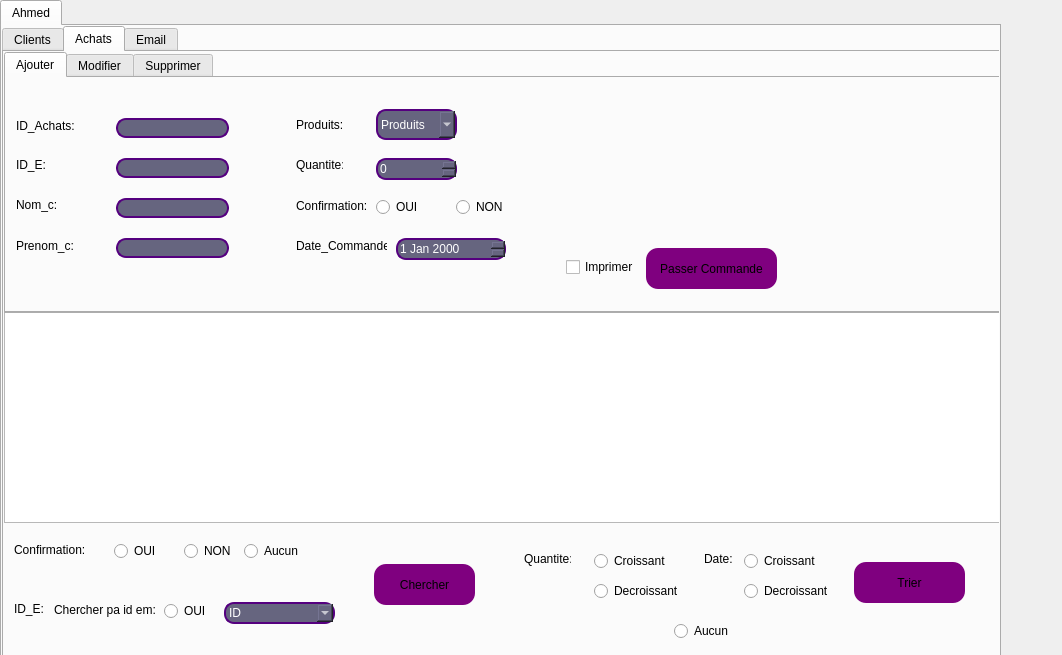
Qt form clients_achats.ui (ramy25bh3/Pastry_Plus) before a commit.
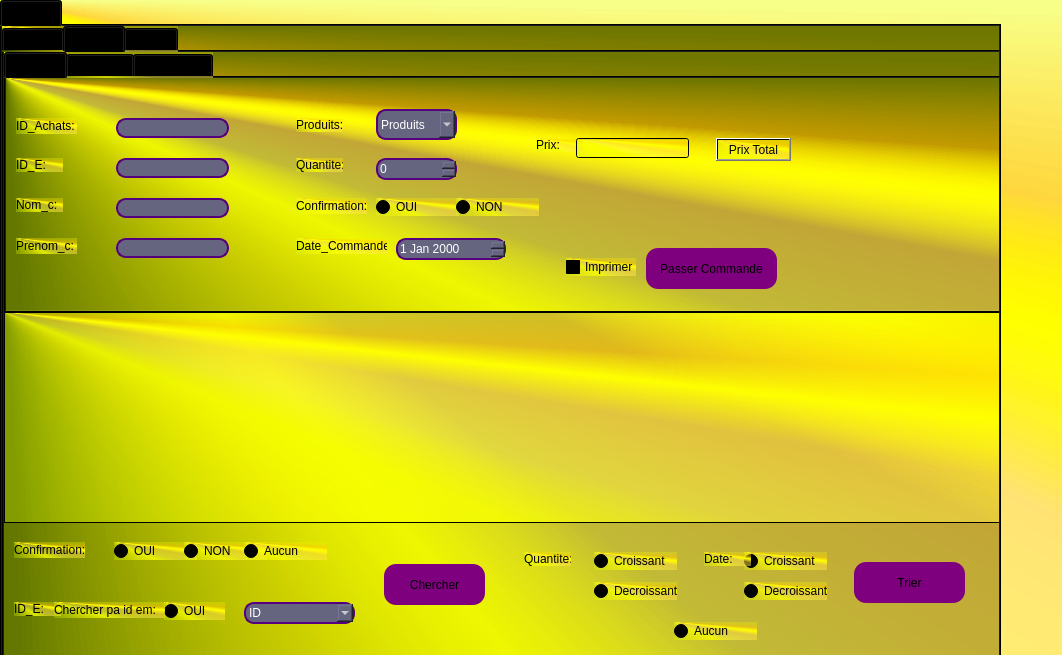
The same form after that commit.

Commit message: third commit prix

```diff
--- a/clients_achats.ui
+++ b/clients_achats.ui
@@ -13,6 +13,9 @@
   <property name="windowTitle">
    <string>Dialog</string>
   </property>
+  <property name="styleSheet">
+   <string notr="true">background-color: qconicalgradient(cx:0, cy:0, angle:135, stop:0 rgba(255, 255, 0, 115), stop:0.377451 rgba(213, 255, 0, 69), stop:0.423533 rgba(251, 255, 0, 145), stop:0.45 rgba(247, 255, 0, 208), stop:0.477581 rgba(255, 244, 71, 130), stop:0.518717 rgba(255, 218, 71, 130), stop:0.55 rgba(255, 255, 0, 255), stop:0.57754 rgba(255, 203, 0, 130), stop:0.622549 rgba(240, 255, 0, 69), stop:1 rgba(255, 255, 0, 69));</string>
+  </property>
   <widget class="QTabWidget" name="tabWidget">
    <property name="geometry">
     <rect>
@@ -1444,6 +1447,42 @@
           <string>Imprimer</string>
          </property>
         </widget>
+        <widget class="QLabel" name="label_46">
+         <property name="geometry">
+          <rect>
+           <x>530</x>
+           <y>60</y>
+           <width>47</width>
+           <height>14</height>
+          </rect>
+         </property>
+         <property name="text">
+          <string>Prix:</string>
+         </property>
+        </widget>
+        <widget class="QLineEdit" name="lineEdit">
+         <property name="geometry">
+          <rect>
+           <x>570</x>
+           <y>60</y>
+           <width>113</width>
+           <height>20</height>
+          </rect>
+         </property>
+        </widget>
+        <widget class="QPushButton" name="pushButton_12">
+         <property name="geometry">
+          <rect>
+           <x>710</x>
+           <y>60</y>
+           <width>75</width>
+           <height>23</height>
+          </rect>
+         </property>
+         <property name="text">
+          <string>Prix Total</string>
+         </property>
+        </widget>
        </widget>
        <widget class="QWidget" name="tab_9">
         <attribute name="title">
@@ -1934,7 +1973,7 @@
       <widget class="QPushButton" name="pushButton_10">
        <property name="geometry">
         <rect>
-         <x>370</x>
+         <x>380</x>
          <y>512</y>
          <width>101</width>
          <height>41</height>
@@ -1980,7 +2019,7 @@
       <widget class="QComboBox" name="id_ec">
        <property name="geometry">
         <rect>
-         <x>220</x>
+         <x>240</x>
          <y>550</y>
          <width>111</width>
          <height>22</height>
@@ -2144,7 +2183,7 @@
         <rect>
          <x>160</x>
          <y>550</y>
-         <width>83</width>
+         <width>61</width>
          <height>18</height>
         </rect>
        </property>
```
Left out of the diff: 28 changed lines with no effect on the pictures. The commit also changes 5 other files.
